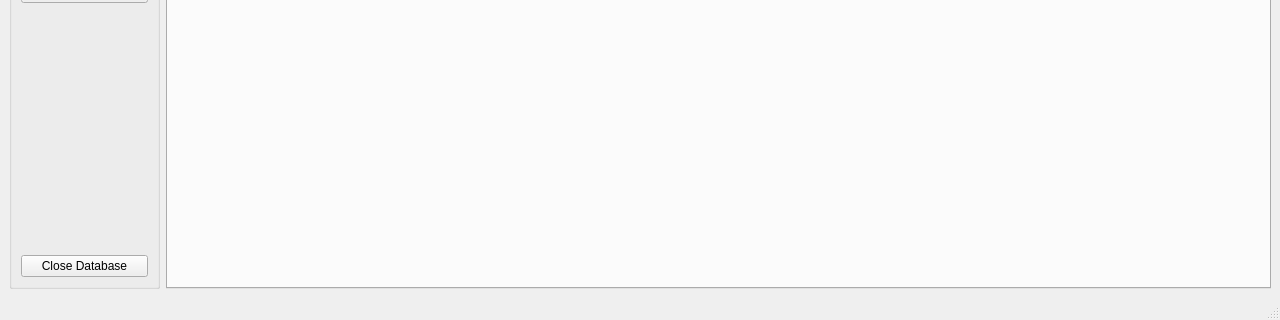
Old version of the form gui/strf_main.ui in the repository dkratzert/StructureFinder; both pictures show x 0 to 1280 and y 395 to 715 of the 1280 by 715 pixel window.
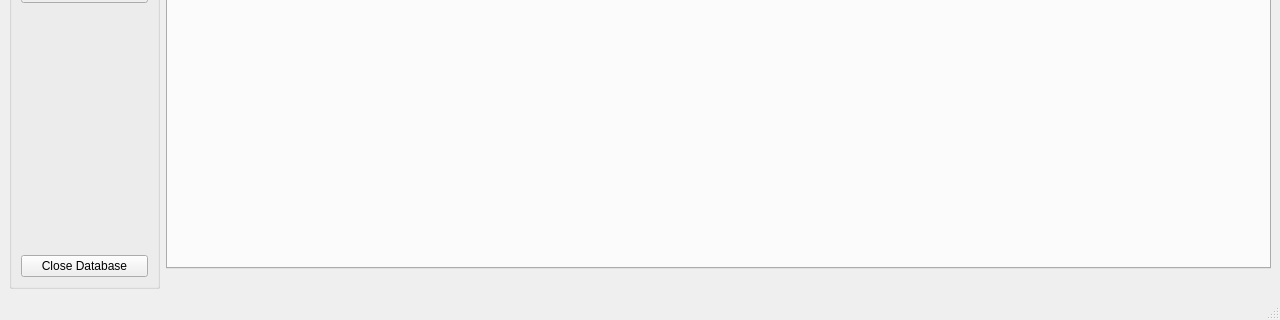
New version of the form.

Commit message: Display database file name below main table

```diff
--- a/gui/strf_main.ui
+++ b/gui/strf_main.ui
@@ -256,6 +256,11 @@
      </widget>
     </item>
     <item>
+     <layout class="QVBoxLayout" name="verticalLayout_6">
+      <property name="rightMargin">
+       <number>0</number>
+      </property>
+      <item>
      <widget class="QTabWidget" name="MaintabWidget">
       <property name="accessibleName">
        <string/>
@@ -3167,6 +3172,19 @@
       </widget>
      </widget>
     </item>
+      <item>
+       <layout class="QVBoxLayout" name="verticalLayout_9">
+        <item>
+         <widget class="QLabel" name="DatabaseNameDisplayLabel">
+          <property name="text">
+           <string/>
+          </property>
+         </widget>
+        </item>
+       </layout>
+      </item>
+     </layout>
+    </item>
    </layout>
   </widget>
   <widget class="QStatusBar" name="statusbar"/>
```
Left out of the diff: 1 changed line with no effect on the pictures. Lines whose indentation alone changed are shown as unchanged. The commit also changes 4 other files.
